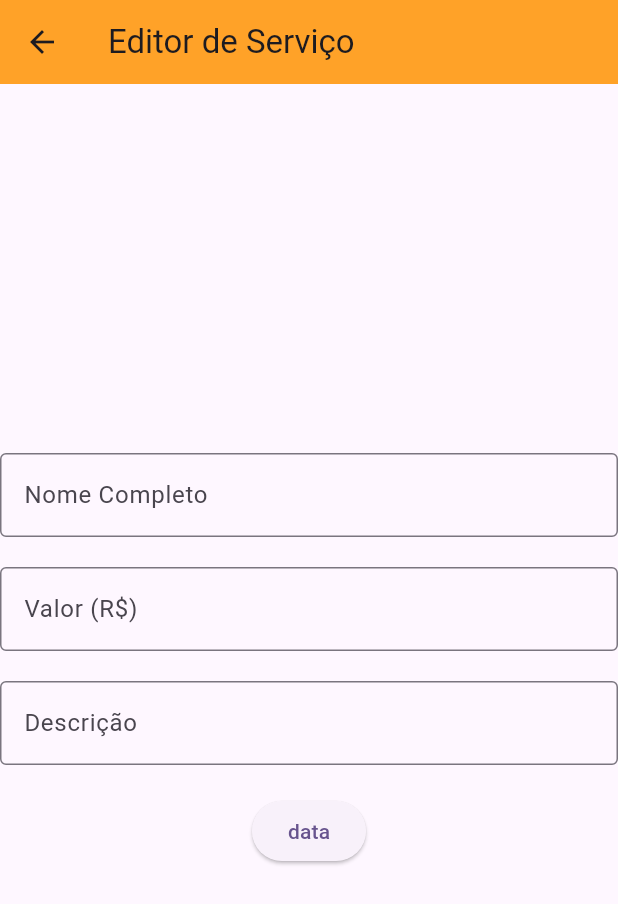
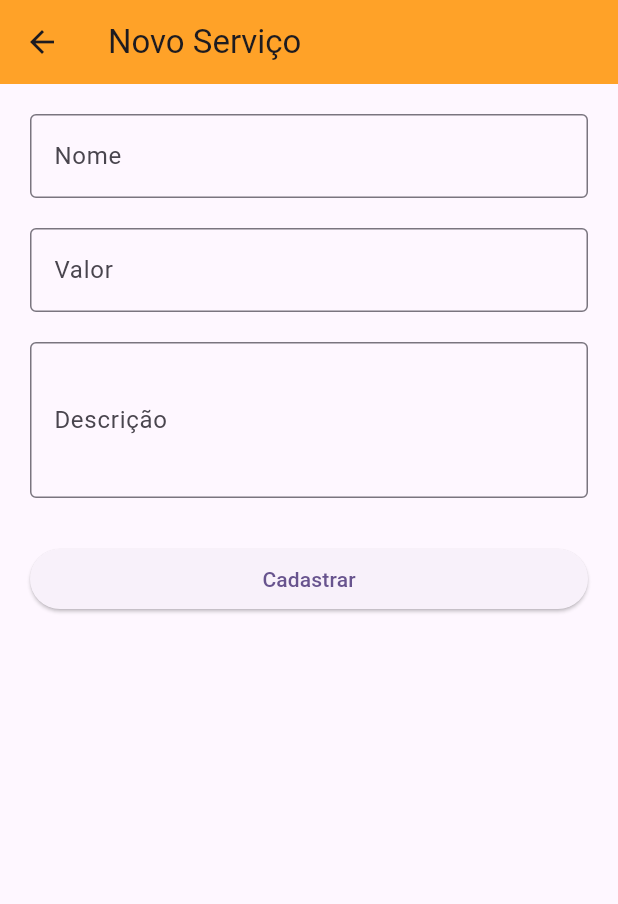
Before and after one commit to naparization/Flutter, a Flutter app: the Servicos screen opened directly, after a tap on the "add" icon, on a phone screen of 412 x 824 dp. Shown: the top 904 px of the screen. Run offline on Flutter 3.47's test engine with Material 3 defaults, Android fonts, the phone set to English and light mode, and no system bars; our stand-ins replace supabase_flutter; accounts and stored records are empty.

Commit message:
18.06 - Vinicius - Tela Serviços funcionando

```diff
--- a/projeto_final/lib/novo_servico.dart
+++ b/projeto_final/lib/novo_servico.dart
@@ -2,104 +2,167 @@ import 'package:flutter/material.dart';
 import 'package:supabase_flutter/supabase_flutter.dart';
 
 class NovoServico extends StatefulWidget {
-  const NovoServico({super.key});
+  final Map<String, dynamic>? servico;
+
+  const NovoServico({super.key, this.servico});
 
   @override
   State<NovoServico> createState() => _NovoServicoState();
 }
 
 class _NovoServicoState extends State<NovoServico> {
-  var formKey = GlobalKey<FormState>();
-  var nomeController = TextEditingController();
-  var valorController = TextEditingController();
-  var descricaoController = TextEditingController();
+  final formKey = GlobalKey<FormState>();
+
+  final nomeController = TextEditingController();
+  final valorController = TextEditingController();
+  final descricaoController = TextEditingController();
+
+  @override
+  void initState() {
+    super.initState();
+
+    if (widget.servico != null) {
+      nomeController.text = widget.servico!['nome'];
+      valorController.text = widget.servico!['valor'].toString();
+      descricaoController.text = widget.servico!['descricao'];
+    }
+  }
+
+  @override
+  void dispose() {
+    nomeController.dispose();
+    valorController.dispose();
+    descricaoController.dispose();
+    super.dispose();
+  }
 
   @override
   Widget build(BuildContext context) {
+    final supabase = Supabase.instance.client;
+
     return Scaffold(
       appBar: AppBar(
-        title: Text('Editor de Serviço'),
-        backgroundColor: Color.fromARGB(255, 255, 162, 40),
+        backgroundColor: const Color.fromARGB(255, 255, 162, 40),
+        title: Text(
+          widget.servico == null
+              ? "Novo Serviço"
+              : "Editar Serviço",
         ),
-      body: Center(
+      ),
+      body: Padding(
+        padding: const EdgeInsets.all(20),
         child: Form(
           key: formKey,
           child: Column(
-            mainAxisAlignment: MainAxisAlignment.center,
-            spacing: 20,
             children: [
               TextFormField(
                 controller: nomeController,
+                decoration: const InputDecoration(
+                  labelText: "Nome",
+                  border: OutlineInputBorder(),
+                ),
                 validator: (value) {
                   if (value == null || value.isEmpty) {
-                    return 'Campo obrigatório.';
+                    return "Informe o nome";
                   }
                   return null;
                 },
-                decoration: InputDecoration(
-                  border: OutlineInputBorder(),
-                  labelText: "Nome Completo",
-                  hintText: 'Teste',
               ),
-              ),
+
+              const SizedBox(height: 20),
+
               TextFormField(
                 controller: valorController,
+                keyboardType: TextInputType.number,
+                decoration: const InputDecoration(
+                  labelText: "Valor",
+                  border: OutlineInputBorder(),
+                ),
                 validator: (value) {
                   if (value == null || value.isEmpty) {
-                    return 'Campo obrigatório.';
+                    return "Informe o valor";
                   }
                   return null;
                 },
-                decoration: InputDecoration(
-                  border: OutlineInputBorder(),
-                  labelText: "Valor (R\$)",
-                  hintText: '0,00',
               ),
-              ),
+
+              const SizedBox(height: 20),
+
               TextFormField(
                 controller: descricaoController,
+                maxLines: 3,
+                decoration: const InputDecoration(
+                  labelText: "Descrição",
+                  border: OutlineInputBorder(),
+                ),
                 validator: (value) {
                   if (value == null || value.isEmpty) {
-                    return 'Campo obrigatório.';
+                    return "Informe a descrição";
                   }
                   return null;
                 },
-                decoration: InputDecoration(
-                  border: OutlineInputBorder(),
-                  labelText: "Descrição",
               ),
-              ),
-              ElevatedButton(
+
+              const SizedBox(height: 30),
+
+              SizedBox(
+                width: double.infinity,
+                child: ElevatedButton(
                   onPressed: () async {
-                  if (formKey.currentState!.validate()) {
+
+                    if (!formKey.currentState!.validate()) {
+                      return;
+                    }
+
                     try {
-                      final supabase = Supabase.instance.client;
-                      String valor = valorController.text;
-                      valor = valor.replaceAll(',', '.');
+
+                      String valor =
+                          valorController.text.replaceAll(',', '.');
+
+                      if (widget.servico == null) {
+
+                        // CADASTRAR
                         await supabase.from('servicos').insert({
                           'nome': nomeController.text,
                           'valor': valor,
                           'descricao': descricaoController.text,
                         });
+
+                      } else {
+
+                        // EDITAR
+                        await supabase
+                            .from('servicos')
+                            .update({
+                              'nome': nomeController.text,
+                              'valor': valor,
+                              'descricao': descricaoController.text,
+                            })
+                            .eq('id', widget.servico!['id']);
+
+                      }
+
+                      if (context.mounted) {
+                        Navigator.pop(context);
+                      }
+
+                    } catch (e) {
+
                       ScaffoldMessenger.of(context).showSnackBar(
                         SnackBar(
-                          content: Text("Serviço registrado."),
-                          backgroundColor: Colors.green,
+                          content: Text(e.toString()),
                         ),
                       );
-                      Navigator.of(context).pop();
-                    } catch (e) {
-                      print(e);
-                      ScaffoldMessenger.of(context).showSnackBar(
-                        SnackBar(
-                          content: Text("Falha ao criar serviço."),
-                          backgroundColor: Colors.red,
+
+                    }
+
+                  },
+                  child: Text(
+                    widget.servico == null
+                        ? "Cadastrar"
+                        : "Salvar Alterações",
                   ),
-                      );
-                    }
-                  }
-                },
-                child: Text('data'),
+                ),
               ),
             ],
           ),
--- a/projeto_final/lib/servicos.dart
+++ b/projeto_final/lib/servicos.dart
@@ -1,5 +1,6 @@
 import 'package:flutter/material.dart';
-import 'package:projeto_final/novo_servico.dart';
+import 'package:supabase_flutter/supabase_flutter.dart';
+import 'novo_servico.dart';
 
 class Servicos extends StatefulWidget {
   const Servicos({super.key});
@@ -9,32 +10,107 @@ class Servicos extends StatefulWidget {
 }
 
 class _ServicosState extends State<Servicos> {
+
+  final supabase = Supabase.instance.client;
+
+  List<Map<String, dynamic>> listaServicos = [];
+
+  @override
+  void initState() {
+    super.initState();
+    carregarServicos();
+  }
+
+  Future<void> carregarServicos() async {
+  try {
+    final dados = await supabase
+        .from('servicos')
+        .select('*');
+
+    debugPrint(dados.toString());
+
+    setState(() {
+      listaServicos = List<Map<String, dynamic>>.from(dados);
+    });
+  } catch (e) {
+    debugPrint("ERRO: $e");
+  }
+}
+
   @override
   Widget build(BuildContext context) {
     return Scaffold(
+
       appBar: AppBar(
         backgroundColor: const Color.fromARGB(255, 255, 162, 40),
-        title: Text('Serviços'),
+        title: const Text("Serviços"),
         centerTitle: true,
       ),
-      body: Center(),
+
+      body: Padding(
+        padding: const EdgeInsets.all(15),
+
+        child: ListView.builder(
+          itemCount: listaServicos.length,
+
+          itemBuilder: (context, index) {
+
+            final servico = listaServicos[index];
+
+            return Card(
+  child: ListTile(
+    title: Text(
+      servico["nome"],
+      style: const TextStyle(
+        fontWeight: FontWeight.bold,
+      ),
+    ),
+
+    subtitle: Text(servico["descricao"]),
+
+    trailing: Text(
+      "R\$ ${servico["valor"]}",
+      style: const TextStyle(
+        fontSize: 18,
+        color: Colors.green,
+        fontWeight: FontWeight.bold,
+      ),
+    ),
+
+    onTap: () async {
+      await Navigator.push(
+        context,
+        MaterialPageRoute(
+          builder: (_) => NovoServico(servico: servico),
+        ),
+      );
+
+      carregarServicos();
+    },
+  ),
+);
+          },
+        ),
+      ),
+
       floatingActionButton: FloatingActionButton(
-        onPressed: () {
-          Navigator.of(context).push(
+        backgroundColor: const Color.fromARGB(255, 255, 162, 40),
+        child: const Icon(Icons.add),
+
+        onPressed: () async {
+
+          await Navigator.push(
+            context,
             MaterialPageRoute(
-              builder: (context) {
-                return NovoServico();
-              },
+              builder: (_) => NovoServico(),
             ),
           );
+
+          carregarServicos();
+
         },
-        tooltip: 'Novo Serviço',
-        backgroundColor: const Color.fromARGB(255, 255, 162, 40),
-        child: const Icon(
-          Icons.add,
-          color: Color.fromARGB(255, 139, 89, 22),
-        ),
       ),
+
     );
   }
 }
```
Also changed, not shown: projeto_final/pubspec.lock. Lines whose indentation alone changed are shown as unchanged.
